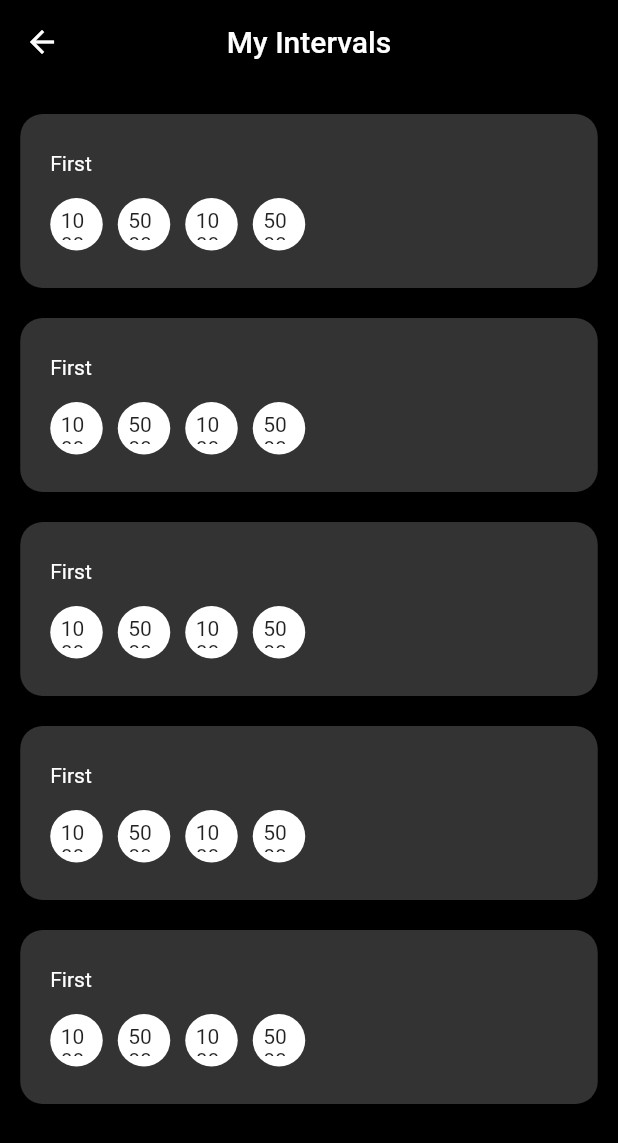
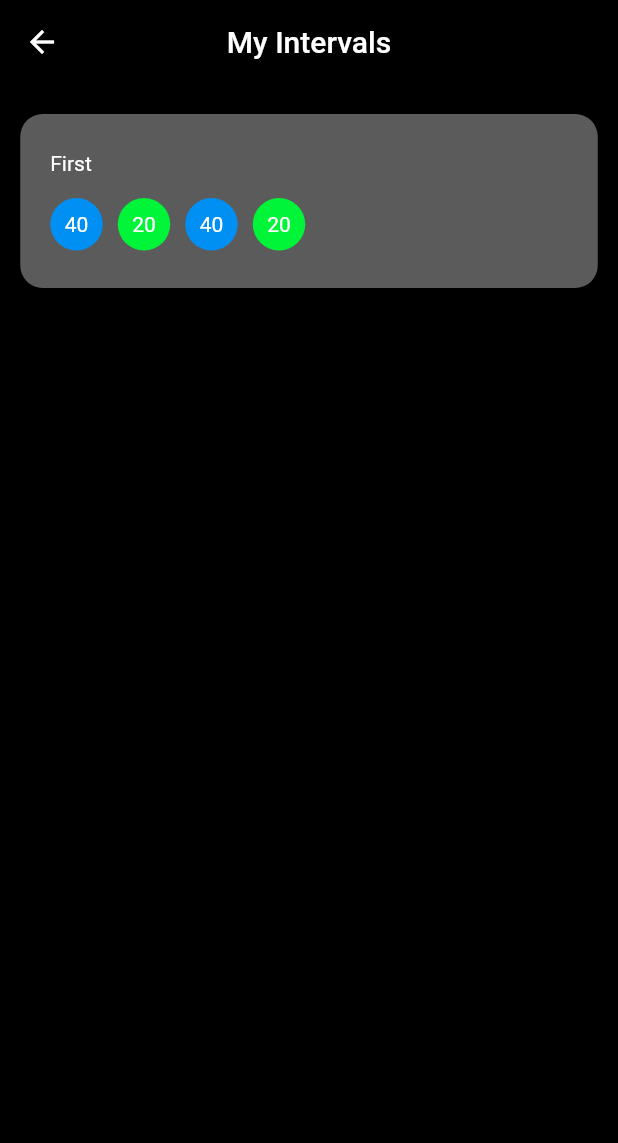
Before and after one commit to elesismailov/interval_focus_flutter, a Flutter app: the MyIntervals screen opened directly, on a phone screen of 412 x 824 dp. Shown: the top 1143 px of the screen. Run offline on Flutter 3.47's test engine with Material 2 defaults, Android fonts, the phone set to English and light mode, and no system bars; our stand-ins replace flutter_local_notifications, rxdart.

Commit message:
Add session colors

```diff
--- a/lib/Widgets/MyIntervals.dart
+++ b/lib/Widgets/MyIntervals.dart
@@ -46,6 +46,8 @@ class IntervalWidget extends StatefulWidget {
 
 class _IntervalWidgetState extends State<IntervalWidget> {
 
+	// TODO ispressed state to dropdown menu
+
 	@override
 	Widget build(BuildContext context) {
 		IntervalInterface data = widget.data;
@@ -56,7 +58,7 @@ class _IntervalWidgetState extends State<IntervalWidget> {
 			padding: const EdgeInsets.symmetric(vertical: 25, horizontal: 20),
 			decoration: BoxDecoration(
 				 borderRadius: BorderRadius.circular(15),
-				 color: const Color.fromRGBO(51, 51, 51, 100),
+				 color: const Color.fromRGBO(91, 91, 91, 100),
 
 			),
 			margin: const EdgeInsets.only(top: 20),
@@ -77,18 +79,20 @@ class _IntervalWidgetState extends State<IntervalWidget> {
 		);
 	}
 
-	Widget sessionWidget(ses) {
-		//Color col =
+	Widget sessionWidget(SessionInterface s) {
+		List c = s.color;
+		String len = (s.len%60).toString();
+		// TODO change text color black/white depending on the s.color
 		return Container(
 			width: 35,
 			height: 35,
 			decoration: BoxDecoration(
-				color: Colors.white,
+				color: Color.fromRGBO(c[0], c[1], c[2], c[3].toDouble()),
 				borderRadius: BorderRadius.circular(100),
 			),
 			padding: const EdgeInsets.all(7),
 			margin: const EdgeInsets.only(right: 10),
-			child: Center( child: Text('$ses.len') ),
+			child: Center( child: Text(len, style: const TextStyle(color: Colors.white)) ),
 			);
 	}
 }
--- a/lib/storage.dart
+++ b/lib/storage.dart
@@ -4,11 +4,12 @@ List getIntervals() {
 
 	// this is a MOCK data
 	return [
-		IntervalInterface('First', [10000, 5000, 10000, 5000], []),
-		IntervalInterface('First', [10000, 5000, 10000, 5000], []),
-		IntervalInterface('First', [10000, 5000, 10000, 5000], []),
-		IntervalInterface('First', [10000, 5000, 10000, 5000], []),
-		IntervalInterface('First', [10000, 5000, 10000, 5000], []),
+		IntervalInterface('First', [
+			SessionInterface(10000, [0, 144, 244, 1]),
+			SessionInterface(5000, [0, 244, 56, 1]),
+			SessionInterface(10000, [0, 144, 244, 1]),
+			SessionInterface(5000, [0, 244, 56, 1]),
+			], []),
 	];
 
 }
@@ -16,7 +17,7 @@ List getIntervals() {
 class IntervalInterface {
 
 	String title = '';
-	List<int> interval = [];
+	List<SessionInterface> interval = [];
 	List<String> tags = [];
 
 	IntervalInterface(this.title, this.interval, this.tags);
@@ -24,5 +25,8 @@ class IntervalInterface {
 }
 
 class SessionInterface {
+	int len = 0;
+	List<num> color = [];
 
+	SessionInterface(this.len, this.color);
 }
```
